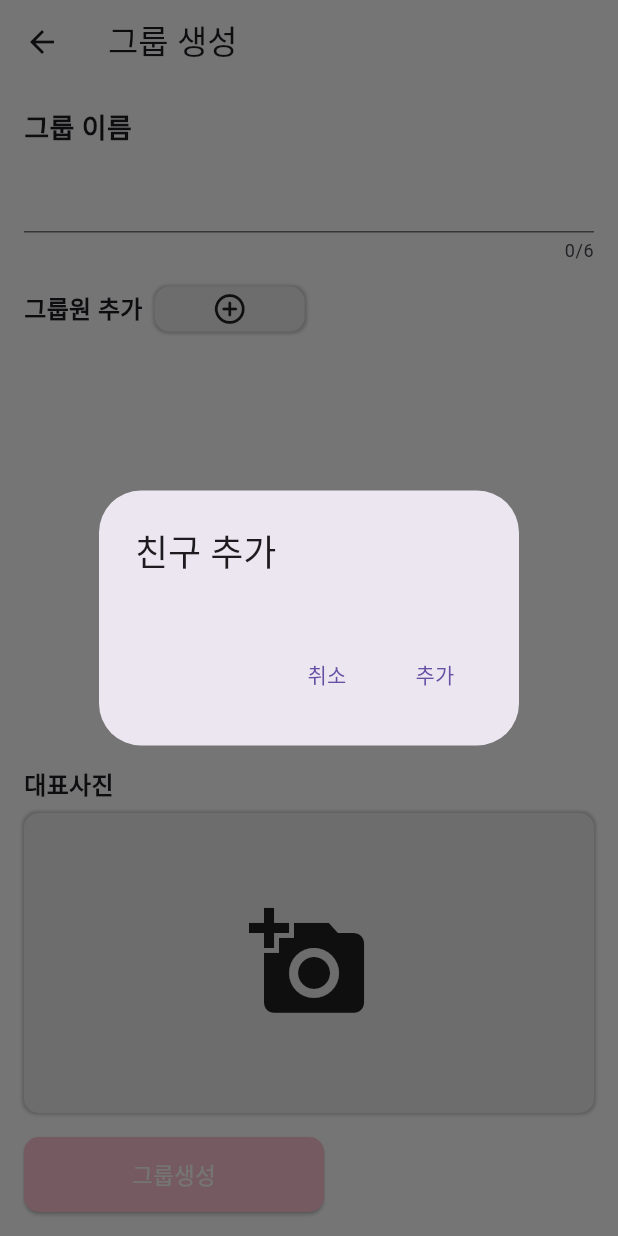
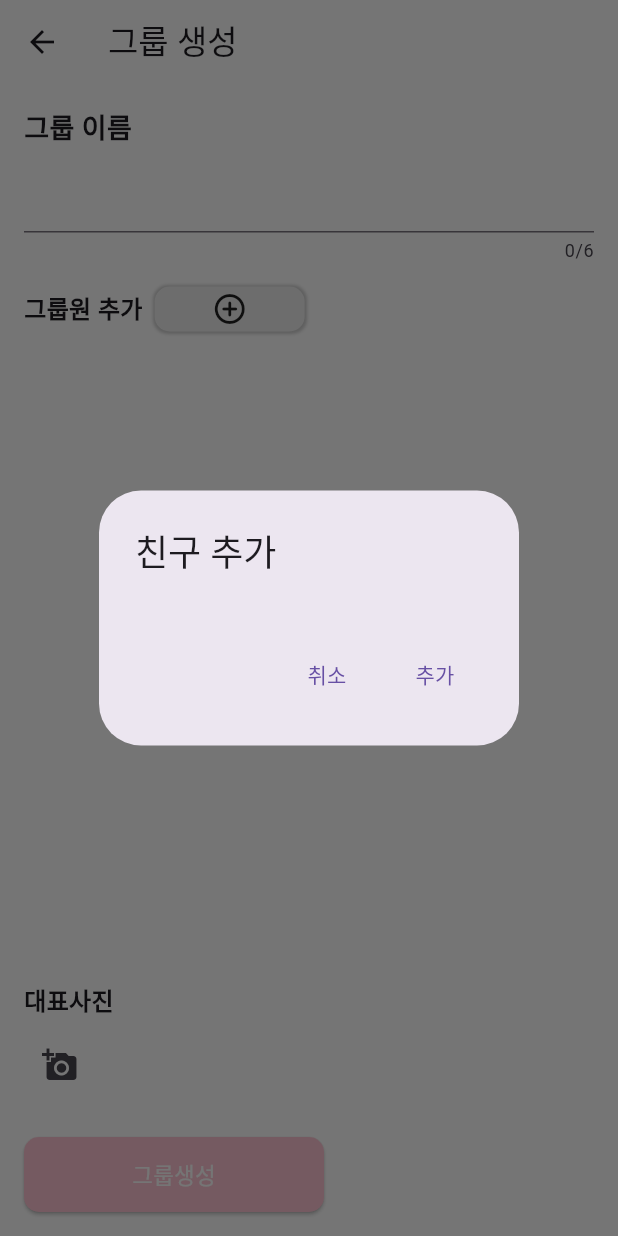
Before and after one commit to dmsdn02/memoria, a Flutter app: the CreateGroupPage screen opened directly, after a tap on the "add circle outline" icon, on a phone screen of 412 x 824 dp. Run offline on Flutter 3.47's test engine with Material 3 defaults, Android fonts, the phone set to English and light mode, and no system bars; our stand-ins replace cloud_firestore, file_picker, firebase_auth, firebase_core, font_awesome_flutter, image_picker; accounts and stored records are empty.

Commit message:
(create_group) 그룹생성 사진 추가 기능

```diff
--- a/lib/friends/create_group.dart
+++ b/lib/friends/create_group.dart
@@ -5,6 +5,7 @@ import 'package:flutter/material.dart';
 import 'package:firebase_auth/firebase_auth.dart';
 import 'package:cloud_firestore/cloud_firestore.dart';
 import 'package:flutter/services.dart';
+import 'package:image_picker/image_picker.dart';
 
 class CreateGroupPage extends StatefulWidget {
   @override
@@ -14,6 +15,9 @@ class CreateGroupPage extends StatefulWidget {
 class _CreateGroupPageState extends State<CreateGroupPage> {
   final FirebaseFirestore _firestore = FirebaseFirestore.instance;
   final FirebaseAuth _auth = FirebaseAuth.instance;
+  final ImagePicker _picker = ImagePicker();
+  List<XFile> _images = [];
+
 
   User? _currentUser;
   List<Map<String, dynamic>> _friends = [];
@@ -44,6 +48,16 @@ class _CreateGroupPageState extends State<CreateGroupPage> {
       }
     } catch (e) {
       print('친구 목록을 불러오는 중 오류 발생: $e');
+    }
+  }
+
+  Future<void> _pickImage() async {
+    final pickedFile = await _picker.pickImage(source: ImageSource.gallery);
+
+    if (pickedFile != null) {
+      setState(() {
+        _images.add(pickedFile);
+      });
     }
   }
 
@@ -145,39 +159,48 @@ class _CreateGroupPageState extends State<CreateGroupPage> {
               ),
             ),
             SizedBox(height: 8),
-            Stack(
-              alignment: Alignment.topLeft,
+            Row(
+              mainAxisAlignment: MainAxisAlignment.start,
               children: [
-                Container(
-                  width: 500,
-                  height: 200,
-                  decoration: BoxDecoration(
-                    color: Colors.grey[200],
-                    borderRadius: BorderRadius.circular(10),
-                    boxShadow: [
-                      BoxShadow(
-                        color: Colors.grey.withOpacity(0.5),
-                        spreadRadius: 1,
-                        blurRadius: 1,
-                        offset: Offset(0, 0.1),
+                IconButton(
+                  icon: Icon(Icons.add_a_photo),
+                  onPressed: _pickImage,
                 ),
               ],
             ),
-                  alignment: Alignment.center,
-                  child: _selectedImage != null
-                      ? Image.file(_selectedImage!)
-                      : InkWell(
+            SizedBox(height: 8.0),
+            Wrap(
+              spacing: 8.0,
+              runSpacing: 8.0,
+              children: _images.map((image) {
+                return Stack(
+                  children: [
+                    Image.file(
+                      File(image.path),
+                      width: 100,
+                      height: 100,
+                      fit: BoxFit.cover,
+                    ),
+                    Positioned(
+                      right: 0,
+                      top: 0,
+                      child: GestureDetector(
                         onTap: () {
-                      _selectImage(context); // 사진 선택 함수 호출
+                          setState(() {
+                            _images.remove(image);
+                          });
                         },
                         child: Icon(
-                      Icons.add_a_photo,
-                      size: 80,
+                          Icons.remove_circle,
+                          color: Colors.red,
                         ),
                       ),
                     ),
                   ],
+                );
+              }).toList(),
             ),
+
             SizedBox(height: 16),
 
             ElevatedButton(
```
Lines whose indentation alone changed are shown as unchanged.
